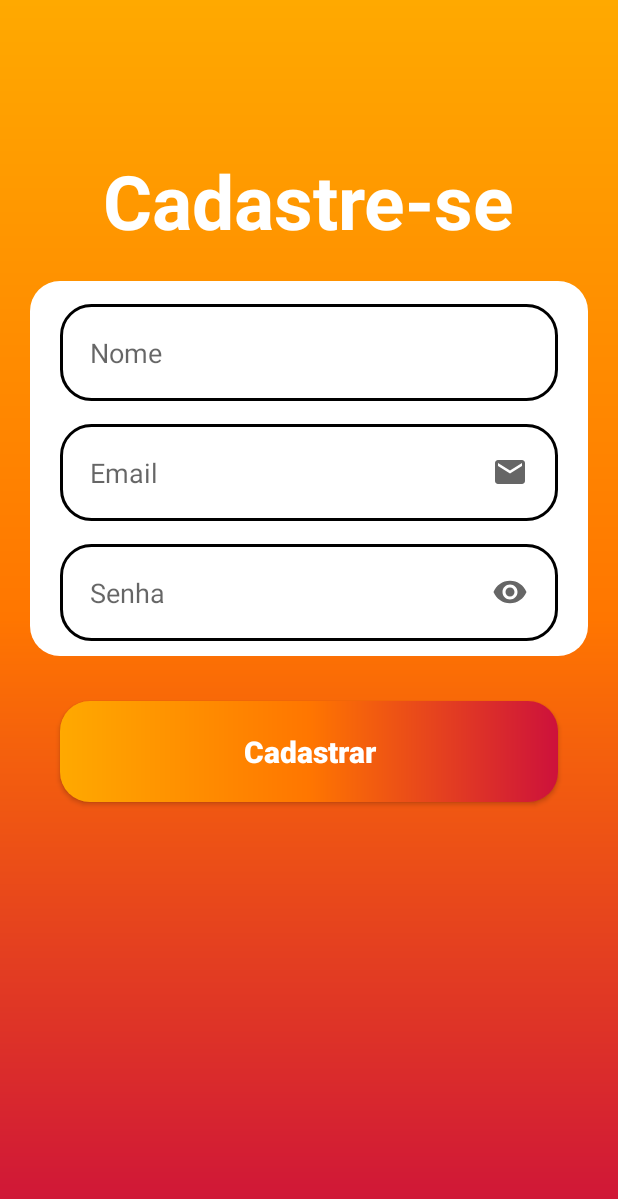
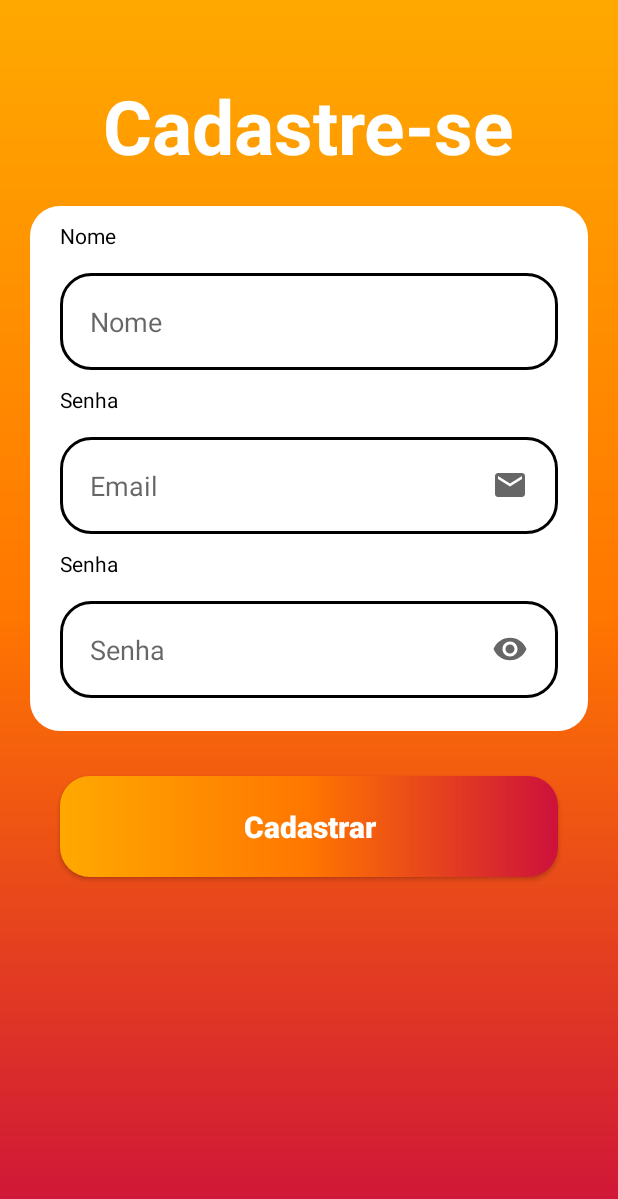
Before and after one commit to WillianKohatsu/ArvoreGenealogica, an Android app: the FormCadastro screen opened directly, with no data from a screen before it, on a phone screen of 412 x 824 dp. Shown: the top 1199 px of the screen. Run offline under Robolectric (Android 15) with nearby library versions, the phone set to English and light mode, and no system bars; our stand-ins replace Firebase (no records; nobody signed in at launch, a user with empty details on screens opened directly).

Commit message:
04/12/21 - Add TextView para CadastroForms e TelaLogin

```diff
--- a/app/src/main/res/layout/activity_form_cadastro.xml
+++ b/app/src/main/res/layout/activity_form_cadastro.xml
@@ -11,21 +11,34 @@
         android:id="@+id/txtTitleCadastro"
         android:layout_width="wrap_content"
         android:layout_height="wrap_content"
+        android:layout_marginTop="50dp"
         android:text="@string/title_cadastro"
+        android:textColor="@color/white"
         android:textSize="50sp"
-        android:textColor="@color/white"
         android:textStyle="bold"
-        android:layout_marginTop="100dp"
+        app:layout_constraintEnd_toEndOf="parent"
         app:layout_constraintStart_toStartOf="parent"
-        app:layout_constraintEnd_toEndOf="parent"
-        app:layout_constraintTop_toTopOf="parent"/>
+        app:layout_constraintTop_toTopOf="parent" />
 
     <View
         android:id="@+id/containerComponents"
         style="@style/ContainerComponents"
+        android:layout_height="350dp"
+        app:layout_constraintEnd_toEndOf="parent"
         app:layout_constraintStart_toStartOf="parent"
-        app:layout_constraintEnd_toEndOf="parent"
-        app:layout_constraintTop_toBottomOf="@id/txtTitleCadastro"/>
+        app:layout_constraintTop_toBottomOf="@id/txtTitleCadastro" />
+
+    <TextView
+        android:id="@+id/nome"
+        android:layout_height="wrap_content"
+        android:layout_width="match_parent"
+        android:layout_marginLeft="40dp"
+        android:layout_marginTop="10dp"
+        android:text="@string/nome"
+        android:textColor="@color/black"
+        app:layout_constraintEnd_toEndOf="@id/containerComponents"
+        app:layout_constraintStart_toStartOf="@id/containerComponents"
+        app:layout_constraintTop_toTopOf="@id/containerComponents"/>
 
     <EditText
         android:id="@+id/editNome"
@@ -35,7 +48,19 @@
         android:inputType="text"
         app:layout_constraintStart_toStartOf="@id/containerComponents"
         app:layout_constraintEnd_toEndOf="@id/containerComponents"
-        app:layout_constraintTop_toTopOf="@id/containerComponents"/>
+        app:layout_constraintTop_toBottomOf="@id/nome"/>
+
+    <TextView
+        android:id="@+id/email"
+        android:layout_height="wrap_content"
+        android:layout_width="match_parent"
+        android:layout_marginLeft="40dp"
+        android:layout_marginTop="10dp"
+        android:text="@string/senha"
+        android:textColor="@color/black"
+        app:layout_constraintEnd_toEndOf="@id/containerComponents"
+        app:layout_constraintStart_toStartOf="@id/containerComponents"
+        app:layout_constraintTop_toBottomOf="@id/editNome"/>
 
     <EditText
         android:id="@+id/editEmail"
@@ -46,7 +71,19 @@
         android:inputType="textEmailAddress"
         app:layout_constraintStart_toStartOf="@id/containerComponents"
         app:layout_constraintEnd_toEndOf="@id/containerComponents"
-        app:layout_constraintTop_toBottomOf="@id/editNome"/>
+        app:layout_constraintTop_toBottomOf="@id/email"/>
+
+    <TextView
+        android:id="@+id/senha"
+        android:layout_height="wrap_content"
+        android:layout_width="match_parent"
+        android:layout_marginLeft="40dp"
+        android:layout_marginTop="10dp"
+        android:text="@string/senha"
+        android:textColor="@color/black"
+        app:layout_constraintEnd_toEndOf="@id/containerComponents"
+        app:layout_constraintStart_toStartOf="@id/containerComponents"
+        app:layout_constraintTop_toBottomOf="@id/editEmail"/>
 
     <EditText
         android:id="@+id/editSenha"
@@ -57,7 +94,7 @@
         android:inputType="numberPassword"
         app:layout_constraintStart_toStartOf="@id/containerComponents"
         app:layout_constraintEnd_toEndOf="@id/containerComponents"
-        app:layout_constraintTop_toBottomOf="@id/editEmail"/>
+        app:layout_constraintTop_toBottomOf="@id/senha"/>
 
     <androidx.appcompat.widget.AppCompatButton
         android:id="@+id/btnCadastrar"
```
Also changed, not shown: app/src/main/res/layout/activity_login.xml (+30 -5 lines).
